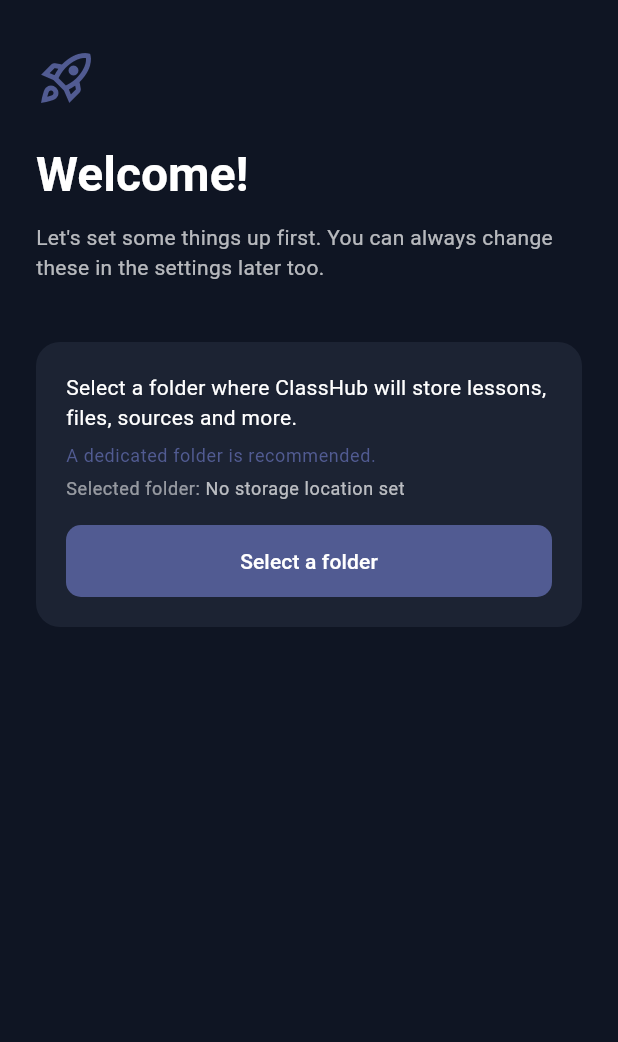
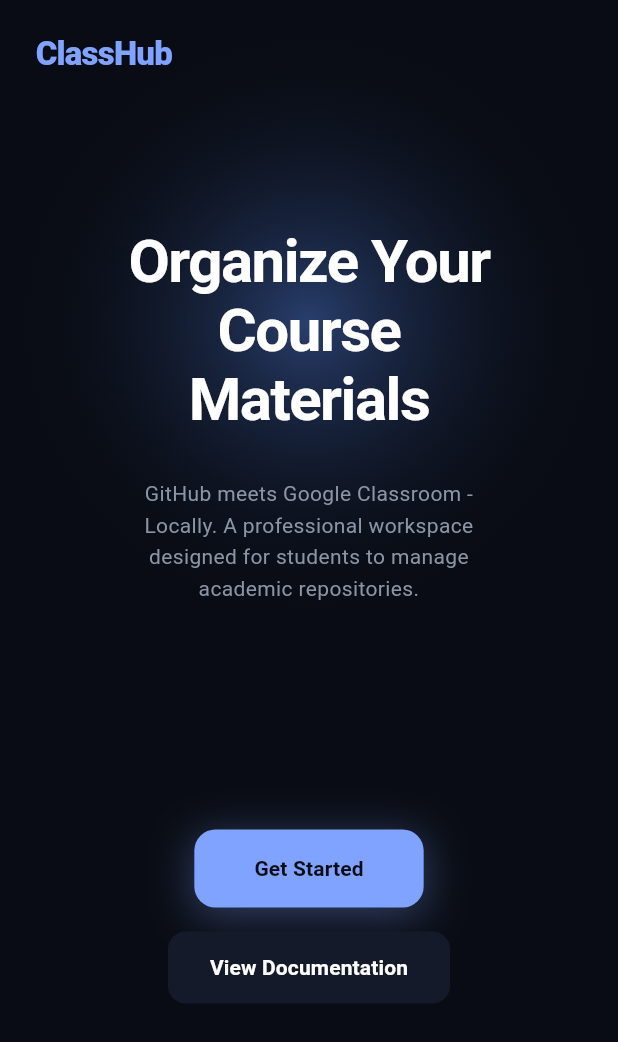
Before and after one commit to ClassHubTeam/classhub, a Flutter app: the screen it shows after launch, on a phone screen of 412 x 824 dp. Shown: the top 1042 px of the screen. Run offline on Flutter 3.47's test engine with Material 3 defaults, Android fonts, the phone set to English and light mode, and no system bars; drawn by our look-alikes of dynamic_color; our stand-ins replace app_links, file_picker, open_file, permission_handler, share_plus, shared_preferences; project files that could hold a hidden picture were left out.

Commit message:
add :landing page

```diff
--- a/lib/core/services/classhub_path_service.dart
+++ b/lib/core/services/classhub_path_service.dart
@@ -1,44 +1,26 @@
 import 'package:shared_preferences/shared_preferences.dart';
 
-//stock the data even after closing the app:the chosen path,it allows storing
-//read and write the data from physical disk so that's why we used async and await
 class ClasshubPathService {
-  //this class manages the root path for the app
   static const String _pathKey = 'classhub_root_path';
 
-  ///pathkey:is a private(acessible only here),static:belong to this file only, constant used as the key for storing and retrieving the root path in SharedPreferences
-  /// used to stock the path chosen ,recall it on any launch,and if not defines it returns the default path
-
+  /// Returns the saved root path, or default Android path if none set.
   static Future<String> getPath() async {
-    ///recover the path from shared preferences,if it dosen't exist return the default path
     final prefs = await SharedPreferences.getInstance();
-
-    ///loading from the disk
     final path = prefs.getString(_pathKey) ?? '';
-    //checks if the path has a value or null,then it's an empty string
     if (path.isEmpty) return '/storage/emulated/0';
-    //if no path chosen return the default path
     return path;
   }
 
-  /// Whether the user has explicitly chosen a path
+  /// Whether the user has explicitly chosen a path.
   static Future<bool> hasCustomPath() async {
     final prefs = await SharedPreferences.getInstance();
     final saved = prefs.getString(_pathKey);
     return saved != null && saved.isNotEmpty;
   }
 
-  /// saves users chosen path to shared preferences
+  /// Saves the user's chosen path.
   static Future<void> savePath(String path) async {
     final prefs = await SharedPreferences.getInstance();
     await prefs.setString(_pathKey, path);
   }
-
-  /// delete the saved path,i used for when the user wants to reset the app or change the path
-  static Future<void> clearPath() async {
-    final prefs = await SharedPreferences.getInstance();
-    await prefs.remove(_pathKey);
-  }
 }
-//SharedPreferences read/write from disks,so it takes time,that's why we used async and await to avoid blocking the main thread while performing these operations.
-///await :waits for the result before moving to the the next operation
--- a/lib/main.dart
+++ b/lib/main.dart
@@ -1,10 +1,10 @@
 import 'dart:io';
 import 'package:flutter/material.dart';
 import 'package:dynamic_color/dynamic_color.dart';
-
+import 'package:classhub/onboarding/screens/landing_page.dart';
 import 'package:classhub/core/services/storage_permission_service.dart';
 import 'package:classhub/core/services/classhub_path_service.dart';
-import 'package:classhub/onboarding/screens/onboarding_screen.dart';
+
 import 'package:classhub/file_explorer/screens/main_screen.dart';
 
 void main() async {
@@ -17,18 +17,18 @@
   runApp(
     ClasshubApp(
       isSetupComplete: hasPermission && pathExists,
-      savedPath: savedPath,
+      rootPath: savedPath,
     ),
   );
 }
 
 class ClasshubApp extends StatelessWidget {
   final bool isSetupComplete;
-  final String savedPath;
+  final String rootPath;
   const ClasshubApp({
     super.key,
     required this.isSetupComplete,
-    required this.savedPath,
+    required this.rootPath,
   });
 
   // Fallback palette for devices without dynamic color (iOS, older Android)
@@ -50,13 +50,13 @@
 
         return MaterialApp(
           title: 'Classhub',
+          debugShowCheckedModeBanner: false,
           theme: ThemeData(colorScheme: lightScheme, useMaterial3: true),
           darkTheme: ThemeData(colorScheme: darkScheme, useMaterial3: true),
           themeMode: ThemeMode.system,
           home: isSetupComplete
-              ? MainScreen(rootPath: savedPath)
-              : const OnboardingScreen(),
-          // home: HomeScreen(),
+              ? MainScreen(rootPath: rootPath)
+              : const LandingPage(),
         );
       },
     );
--- /dev/null
+++ b/lib/onboarding/screens/landing_page.dart
@@ -0,0 +1,485 @@
+import 'package:flutter/material.dart';
+import 'onboarding_screen.dart';
+
+class LandingPage extends StatefulWidget {
+  const LandingPage({super.key});
+
+  @override
+  State<LandingPage> createState() => _LandingPageState();
+}
+
+class _LandingPageState extends State<LandingPage> {
+  final _scrollController = ScrollController();
+  final _documentationKey = GlobalKey();
+
+  @override
+  void dispose() {
+    _scrollController.dispose();
+    super.dispose();
+  }
+
+  void _scrollToDocumentation() {
+    final context = _documentationKey.currentContext;
+    if (context != null) {
+      Scrollable.ensureVisible(
+        context,
+        duration: const Duration(milliseconds: 600),
+        curve: Curves.easeInOut,
+      );
+    }
+  }
+
+  @override
+  Widget build(BuildContext context) {
+    return Scaffold(
+      backgroundColor: const Color(0xFF090C14), // Deep dark background
+      body: Stack(
+        children: [
+          // Background Gradient Glow
+          Positioned(
+            top: 15,
+            left: MediaQuery.of(context).size.width / 2 - 200,
+            child: Container(
+              width: 400,
+              height: 400,
+              decoration: BoxDecoration(
+                shape: BoxShape.circle,
+                gradient: RadialGradient(
+                  colors: [
+                    const Color(0xFF2C4477).withValues(alpha: 0.9),
+                    const Color(0xFF090C14).withValues(alpha: 0.0),
+                  ],
+                ),
+              ),
+            ),
+          ),
+
+          SafeArea(
+            child: Center(
+              child: ConstrainedBox(
+                constraints: const BoxConstraints(maxWidth: 450),
+                child: SingleChildScrollView(
+                  controller: _scrollController,
+                  padding: const EdgeInsets.symmetric(
+                    horizontal: 24.0,
+                    vertical: 20.0,
+                  ),
+                  child: Column(
+                    crossAxisAlignment: CrossAxisAlignment.stretch,
+                    children: [
+                      // Header Logo
+                      const Align(
+                        alignment: Alignment.centerLeft,
+                        child: Text(
+                          'ClassHub',
+                          style: TextStyle(
+                            color: Color(0xFF80A3FF),
+                            fontSize: 22,
+                            fontWeight: FontWeight.w800,
+                            letterSpacing: -0.5,
+                          ),
+                        ),
+                      ),
+                      const SizedBox(height: 100),
+
+                      // Hero Section
+                      const Text(
+                        'Organize Your\nCourse\nMaterials',
+                        textAlign: TextAlign.center,
+                        style: TextStyle(
+                          color: Colors.white,
+                          fontSize: 40,
+                          fontWeight: FontWeight.bold,
+                          height: 1.15,
+                          letterSpacing: -1.0,
+                        ),
+                      ),
+                      const SizedBox(height: 30),
+
+                      const Padding(
+                        padding: EdgeInsets.symmetric(horizontal: 16.0),
+                        child: Text(
+                          'GitHub meets Google Classroom - \nLocally. A professional workspace\ndesigned for students to manage\nacademic repositories.',
+                          textAlign: TextAlign.center,
+                          style: TextStyle(
+                            color: Color(0xFF8C95A6),
+                            fontSize: 14,
+                            height: 1.5,
+                          ),
+                        ),
+                      ),
+                      const SizedBox(height: 150),
+
+                      // Call to Action Buttons
+                      Center(
+                        child: Column(
+                          children: [
+                            _PrimaryGlowButton(
+                              text: 'Get Started',
+                              onTap: () {
+                                Navigator.pushReplacement(
+                                  context,
+                                  MaterialPageRoute(
+                                    builder: (context) =>
+                                        const OnboardingScreen(),
+                                  ),
+                                );
+                              },
+                            ),
+                            const SizedBox(height: 16),
+                            TextButton(
+                              onPressed: _scrollToDocumentation,
+                              style: TextButton.styleFrom(
+                                backgroundColor: const Color(0xFF141A29),
+                                padding: const EdgeInsets.symmetric(
+                                  horizontal: 28,
+                                  vertical: 14,
+                                ),
+                                shape: RoundedRectangleBorder(
+                                  borderRadius: BorderRadius.circular(12),
+                                ),
+                              ),
+                              child: const Text(
+                                'View Documentation',
+                                style: TextStyle(
+                                  color: Colors.white,
+                                  fontSize: 14,
+                                  fontWeight: FontWeight.w600,
+                                ),
+                              ),
+                            ),
+                          ],
+                        ),
+                      ),
+                      const SizedBox(height: 170),
+
+                      // === Documentation Section ===
+                      SizedBox(key: _documentationKey, height: 0),
+
+                      // Large Feature Card 1
+                      _FeatureCard(
+                        padding: EdgeInsets.zero,
+                        child: Column(
+                          crossAxisAlignment: CrossAxisAlignment.start,
+                          children: [
+                            const Padding(
+                              padding: EdgeInsets.all(24.0),
+                              child: Row(
+                                crossAxisAlignment: CrossAxisAlignment.start,
+                                mainAxisAlignment:
+                                    MainAxisAlignment.spaceBetween,
+                                children: [
+                                  Expanded(
+                                    child: Column(
+                                      crossAxisAlignment:
+                                          CrossAxisAlignment.start,
+                                      children: [
+                                        Text(
+                                          'Local Repository\nSync',
+                                          style: TextStyle(
+                                            color: Colors.white,
+                                            fontSize: 18,
+                                            fontWeight: FontWeight.w700,
+                                            height: 1.2,
+                                          ),
+                                        ),
+                                        SizedBox(height: 8),
+                                        Text(
+                                          'Manage files with Git-like efficiency',
+                                          style: TextStyle(
+                                            color: Color(0xFF8C95A6),
+                                            fontSize: 12,
+                                          ),
+                                        ),
+                                      ],
+                                    ),
+                                  ),
+                                  Icon(
+                                    Icons.account_tree_outlined,
+                                    color: Color(0xFF80A3FF),
+                                    size: 20,
+                                  ),
+                                ],
+                              ),
+                            ),
+
+                            // Mock Window Illustration
+                            Container(
+                              margin: const EdgeInsets.symmetric(
+                                horizontal: 24,
+                              ).copyWith(bottom: 24),
+                              padding: const EdgeInsets.all(16),
+                              decoration: BoxDecoration(
+                                color: const Color(0xFF030303),
+                                borderRadius: BorderRadius.circular(12),
+                              ),
+                              child: Column(
+                                crossAxisAlignment: CrossAxisAlignment.start,
+                                children: [
+                                  // Window Controls
+                                  Row(
+                                    children: [
+                                      _buildDot(const Color(0xFFFF5F56)),
+                                      const SizedBox(width: 6),
+                                      _buildDot(const Color(0xFF272932)),
+                                      const SizedBox(width: 6),
+                                      _buildDot(const Color(0xFF272932)),
+                                    ],
+                                  ),
+                                  const SizedBox(height: 16),
+
+                                  // Mock Text Lines
+                                  _buildMockLine(width: double.infinity),
+                                  const SizedBox(height: 10),
+                                  _buildMockLine(width: 150),
+                                  const SizedBox(height: 10),
+                                  _buildMockLine(width: 200),
+                                  const SizedBox(height: 20),
+
+                                  // Mock File Blocks
+                                  Row(
+                                    children: [
+                                      _buildMockFileBox(
+                                        Icons.description_outlined,
+                                        const Color(0xFF80A3FF),
+                                      ),
+                                      const SizedBox(width: 12),
+                                      _buildMockFileBox(
+                                        Icons.folder_outlined,
+                                        const Color(0xFFD979FF),
+                                      ),
+                                      const SizedBox(width: 12),
+                                      _buildMockFileBox(
+                                        Icons.inventory_2_outlined,
+                                        const Color(0xFF8C95A6),
+                                      ),
+                                    ],
+                                  ),
+                                ],
+                              ),
+                            ),
+                          ],
+                        ),
+                      ),
+                      const SizedBox(height: 16),
+
+                      // Feature Card 2
+                      const _SmallFeatureCard(
+                        icon:
+                            Icons.speed_outlined, // Closer to cloud-search look
+                        title: 'Instant Indexing',
+                        description:
+                            'Never lose a PDF or Slide again. Search across all your local semesters in milliseconds.',
+                      ),
+                      const SizedBox(height: 16),
+
+                      // Feature Card 3
+                      const _SmallFeatureCard(
+                        icon: Icons.cloud_off_outlined,
+                        title: 'Offline First',
+                        description:
+                            'Works entirely on your machine. No internet required for browsing your knowledge base.',
+                        iconColor: Color(0xFFD979FF),
+                        iconBgColor: Color(0xFF331D42),
+                      ),
+                      const SizedBox(height: 16),
+
+                      // Feature Card 4
+                      const _SmallFeatureCard(
+                        icon: Icons.lock_outline_rounded,
+                        title: 'Privacy Guaranteed',
+                        description:
+                            'Your data stays where it belongs - on your device. No cloud sync, no tracking, total control.',
+                      ),
+                      const SizedBox(height: 60),
+
+                      // Bottom CTA
+                      Center(
+                        child: _PrimaryGlowButton(
+                          text: 'Get Started',
+                          onTap: () {
+                            Navigator.pushReplacement(
+                              context,
+                              MaterialPageRoute(
+                                builder: (context) =>
+                                    const OnboardingScreen(),
+                              ),
+                            );
+                          },
+                        ),
+                      ),
+                      const SizedBox(height: 60),
+
+                      // Footer
+                      const Text(
+                        '© 2026 CLASSHUB (ISIMM EDITION) - CRAFTED FOR\nACADEMIC EXCELLENCE',
+                        textAlign: TextAlign.center,
+                        style: TextStyle(
+                          color: Color(0xFF4B5263),
+                          fontSize: 8,
+                          fontWeight: FontWeight.w600,
+                          letterSpacing: 0.5,
+                          height: 1.5,
+                        ),
+                      ),
+                      const SizedBox(height: 20),
+                    ],
+                  ),
+                ),
+              ),
+            ),
+          ),
+        ],
+      ),
+    );
+  }
+
+  // Helper widgets for the mock window illustration
+  Widget _buildDot(Color color) {
+    return Container(
+      width: 8,
+      height: 8,
+      decoration: BoxDecoration(color: color, shape: BoxShape.circle),
+    );
+  }
+
+  Widget _buildMockLine({required double width}) {
+    return Container(
+      width: width,
+      height: 6,
+      decoration: BoxDecoration(
+        color: const Color(0xFF161922),
+        borderRadius: BorderRadius.circular(4),
+      ),
+    );
+  }
+
+  Widget _buildMockFileBox(IconData icon, Color iconColor) {
+    return Expanded(
+      child: Container(
+        height: 50,
+        decoration: BoxDecoration(
+          color: const Color(0xFF13151A),
+          borderRadius: BorderRadius.circular(8),
+        ),
+        child: Icon(icon, color: iconColor, size: 20),
+      ),
+    );
+  }
+}
+
+// Reusable Components
+
+class _PrimaryGlowButton extends StatelessWidget {
+  final String text;
+  final VoidCallback onTap;
+
+  const _PrimaryGlowButton({required this.text, required this.onTap});
+
+  @override
+  Widget build(BuildContext context) {
+    return Container(
+      decoration: BoxDecoration(
+        boxShadow: [
+          BoxShadow(
+            color: const Color(0xFF80A3FF).withValues(alpha: 0.35),
+            blurRadius: 25,
+            spreadRadius: 0,
+            offset: const Offset(0, 5),
+          ),
+        ],
+      ),
+      child: ElevatedButton(
+        onPressed: onTap,
+        style: ElevatedButton.styleFrom(
+          backgroundColor: const Color(0xFF80A3FF), // Light brand blue
+          foregroundColor: const Color(0xFF090C14), // Dark text
+          padding: const EdgeInsets.symmetric(horizontal: 40, vertical: 16),
+          shape: RoundedRectangleBorder(
+            borderRadius: BorderRadius.circular(14),
+          ),
+          elevation: 0,
+        ),
+        child: Text(
+          text,
+          style: const TextStyle(fontSize: 14, fontWeight: FontWeight.w700),
+        ),
+      ),
+    );
+  }
+}
+
+class _FeatureCard extends StatelessWidget {
+  final Widget child;
+  final EdgeInsetsGeometry padding;
+
+  const _FeatureCard({
+    required this.child,
+    this.padding = const EdgeInsets.all(24.0),
+  });
+
+  @override
+  Widget build(BuildContext context) {
+    return Container(
+      decoration: BoxDecoration(
+        color: const Color(0xFF151822), // Card dark color
+        borderRadius: BorderRadius.circular(16),
+      ),
+      padding: padding,
+      child: child,
+    );
+  }
+}
+
+class _SmallFeatureCard extends StatelessWidget {
+  final IconData icon;
+  final String title;
+  final String description;
+  final Color iconColor;
+  final Color iconBgColor;
+
+  const _SmallFeatureCard({
+    required this.icon,
+    required this.title,
+    required this.description,
+    this.iconColor = const Color(0xFF80A3FF),
+    this.iconBgColor = const Color(0xFF1A2136),
+  });
+
+  @override
+  Widget build(BuildContext context) {
+    return _FeatureCard(
+      child: Column(
+        crossAxisAlignment: CrossAxisAlignment.start,
+        children: [
+          Container(
+            padding: const EdgeInsets.all(8),
+            decoration: BoxDecoration(
+              color: iconBgColor,
+              shape: BoxShape.circle,
+            ),
+            child: Icon(icon, color: iconColor, size: 16),
+          ),
+          const SizedBox(height: 16),
+          Text(
+            title,
+            style: const TextStyle(
+              color: Colors.white,
+              fontSize: 16,
+              fontWeight: FontWeight.w700,
+            ),
+          ),
+          const SizedBox(height: 8),
+          Text(
+            description,
+            style: const TextStyle(
+              color: Color(0xFF8C95A6),
+              fontSize: 12,
+              height: 1.5,
+            ),
+          ),
+        ],
+      ),
+    );
+  }
+}
--- a/lib/onboarding/screens/onboarding_screen.dart
+++ b/lib/onboarding/screens/onboarding_screen.dart
@@ -1,7 +1,6 @@
 import 'package:flutter/material.dart';
 import 'package:classhub/onboarding/services/onboarding_service.dart';
 import 'package:classhub/file_explorer/screens/main_screen.dart';
-import 'package:classhub/core/services/classhub_path_service.dart';
 
 class OnboardingScreen extends StatelessWidget {
   const OnboardingScreen({super.key});
@@ -10,9 +9,7 @@
   Widget build(BuildContext context) {
     return Scaffold(
       body: FolderSelectionWrapper(
-        onComplete: () async {
-          final path = await ClasshubPathService.getPath();
-          if (!context.mounted) return;
+        onComplete: (String path) {
           Navigator.of(context).pushReplacement(
             MaterialPageRoute(builder: (_) => MainScreen(rootPath: path)),
           );
@@ -23,7 +20,7 @@
 }
 
 class FolderSelectionWrapper extends StatefulWidget {
-  final VoidCallback onComplete;
+  final void Function(String path) onComplete;
   const FolderSelectionWrapper({super.key, required this.onComplete});
 
   @override
@@ -96,7 +93,7 @@
       isLoading: _isLoading,
       errorMessage: _errorMessage,
       onPickFolder: _handlePickFolder,
-      onNext: _selectedPath != null ? widget.onComplete : null,
+      onNext: _selectedPath != null ? () => widget.onComplete(_selectedPath!) : null,
     );
   }
 }
--- a/lib/onboarding/services/onboarding_service.dart
+++ b/lib/onboarding/services/onboarding_service.dart
@@ -1,34 +1,21 @@
 import 'dart:io';
-import 'package:flutter/foundation.dart'; //check if the app works on web
-import 'package:file_picker/file_picker.dart'; //allows user to pick folder from device
-import 'package:classhub/core/services/classhub_path_service.dart'; //service to load/save path inSharedPreferences
-import 'package:classhub/core/services/storage_permission_service.dart'; //requests storage permission from user
+import 'package:file_picker/file_picker.dart';
+import 'package:classhub/core/services/classhub_path_service.dart';
+import 'package:classhub/core/services/storage_permission_service.dart';
 
 class OnboardingService {
+  /// Returns the previously saved path, or null if none is stored.
   static Future<String?> loadSavedPath() async {
-    /// Returns the previously saved path, or null if none is stored.
-
-    final path = await ClasshubPathService.getPath();
-    //loads saved path from local storage
     final hasCustomPath = await ClasshubPathService.hasCustomPath();
-    //chechks if the path is chosen
-    return hasCustomPath ? path : null;
-    //return the path,null if not
+    if (!hasCustomPath) return null;
+    return ClasshubPathService.getPath();
   }
 
   /// Requests storage permission and opens the folder picker.
   static Future<Map<String, dynamic>> pickFolder() async {
-    //opens folder picker and returns the selected path
-    if (kIsWeb) {
-      return {'hasPermission': true, 'path': '/web/simulated/folder'};
-    }
-    //returns a simulated path for   web
-
     final hasPermission = await StoragePermissionService.requestPermission();
-    //checks if user has chosen a path for storage
     if (!hasPermission) {
       return {'hasPermission': false, 'path': null};
-      //false if permission is denied
     }
 
     final String? selectedPath = await FilePicker.getDirectoryPath(
@@ -36,15 +23,10 @@
     );
 
     if (selectedPath != null) {
-      await ClasshubPathService.savePath(
-        selectedPath,
-      ); //waits for user to pick a folder
+      await ClasshubPathService.savePath(selectedPath);
     }
 
-    return {
-      'hasPermission': true,
-      'path': selectedPath,
-    }; //rue if permission is granted
+    return {'hasPermission': true, 'path': selectedPath};
   }
 
   /// Returns true only if the directory actually exists.
```
Also changed, not shown: lib/core/services/storage_permission_service.dart (line endings or trailing spaces).
